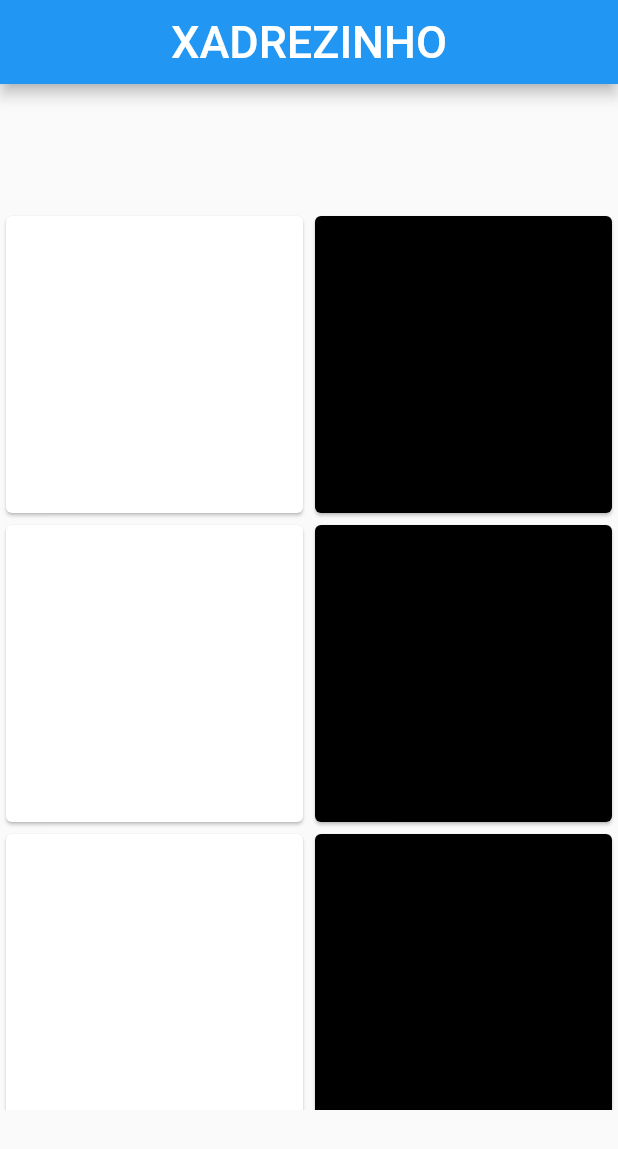
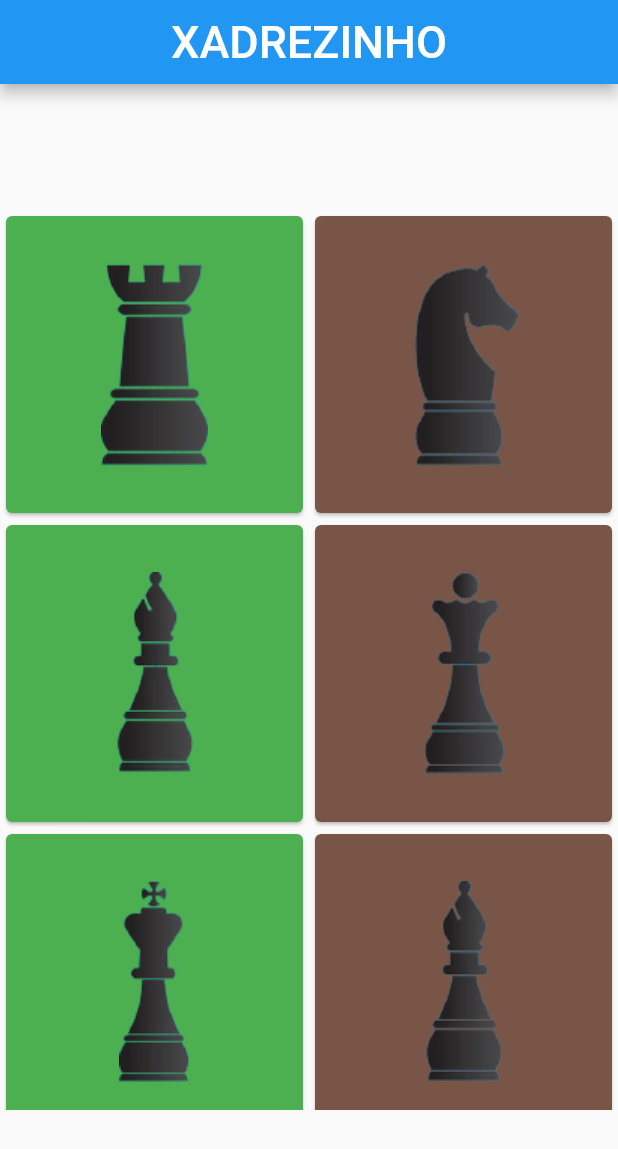
Before and after one commit to DouglasSM747/chess-flutter-windows, a Flutter app: the screen it shows after launch, on a phone screen of 412 x 824 dp. Shown: the top 1149 px of the screen. Run offline on Flutter 3.47's test engine with Material 2 defaults, Android fonts, the phone set to English and light mode, and no system bars; missing offline and left inert: desktop_window.

Commit message:
feat: Add pieces in board

```diff
--- a/lib/main.dart
+++ b/lib/main.dart
@@ -60,10 +60,8 @@ class _MyHomePageState extends State<MyHomePage> {
         TabuleiroPeca tabuleiroPeca = new TabuleiroPeca();
         tabuleiroPeca.lIndex = i;
         tabuleiroPeca.cIndex = j;
-        if (i == 2 && j == 3) {
-          tabuleiroPeca.piece = Image.asset("assets/images/pecas/torre.png");
-        }
-        tabuleiroPeca.color = colorsTabuleiro[i][j];
+        if (colorsTabuleiro[i][j]['piece'] != null) tabuleiroPeca.piece = Image.asset(colorsTabuleiro[i][j]['piece']);
+        tabuleiroPeca.color = colorsTabuleiro[i][j]['color'];
         setState(() {
           listTabuleiroPeca.add(tabuleiroPeca);
         });
--- /dev/null
+++ b/lib/piece.dart
@@ -0,0 +1,7 @@
+class Piece {
+  String image;
+  Piece(String image) {
+    this.image = image;
+  }
+  // static Piece dama = new Piece("")
+}
--- a/lib/tabuleiro.dart
+++ b/lib/tabuleiro.dart
@@ -1,12 +1,84 @@
 import 'package:flutter/material.dart';
 
-final List colorsTabuleiro = [
-  [Colors.white, Colors.black, Colors.white, Colors.black, Colors.white, Colors.black, Colors.white, Colors.black],
-  [Colors.black, Colors.white, Colors.black, Colors.white, Colors.black, Colors.white, Colors.black, Colors.white],
-  [Colors.white, Colors.black, Colors.white, Colors.black, Colors.white, Colors.black, Colors.white, Colors.black],
-  [Colors.black, Colors.white, Colors.black, Colors.white, Colors.black, Colors.white, Colors.black, Colors.white],
-  [Colors.white, Colors.black, Colors.white, Colors.black, Colors.white, Colors.black, Colors.white, Colors.black],
-  [Colors.black, Colors.white, Colors.black, Colors.white, Colors.black, Colors.white, Colors.black, Colors.white],
-  [Colors.white, Colors.black, Colors.white, Colors.black, Colors.white, Colors.black, Colors.white, Colors.black],
-  [Colors.black, Colors.white, Colors.black, Colors.white, Colors.black, Colors.white, Colors.black, Colors.white],
+final List<List<Map>> colorsTabuleiro = [
+  [
+    {"color": Colors.green, "piece": "assets/images/pecas/torreP.png"},
+    {"color": Colors.brown, "piece": "assets/images/pecas/cavaloP.png"},
+    {"color": Colors.green, "piece": "assets/images/pecas/bispoP.png"},
+    {"color": Colors.brown, "piece": "assets/images/pecas/peaoP.png"},
+    {"color": Colors.green, "piece": "assets/images/pecas/reiP.png"},
+    {"color": Colors.brown, "piece": "assets/images/pecas/bispoP.png"},
+    {"color": Colors.green, "piece": "assets/images/pecas/cavaloP.png"},
+    {"color": Colors.brown, "piece": "assets/images/pecas/torreP.png"}
+  ],
+  [
+    {"color": Colors.brown, "piece": "assets/images/pecas/damaP.png"},
+    {"color": Colors.green, "piece": "assets/images/pecas/damaP.png"},
+    {"color": Colors.brown, "piece": "assets/images/pecas/damaP.png"},
+    {"color": Colors.green, "piece": "assets/images/pecas/damaP.png"},
+    {"color": Colors.brown, "piece": "assets/images/pecas/damaP.png"},
+    {"color": Colors.green, "piece": "assets/images/pecas/damaP.png"},
+    {"color": Colors.brown, "piece": "assets/images/pecas/damaP.png"},
+    {"color": Colors.green, "piece": "assets/images/pecas/damaP.png"}
+  ],
+  [
+    {"color": Colors.green, "piece": null},
+    {"color": Colors.brown, "piece": null},
+    {"color": Colors.green, "piece": null},
+    {"color": Colors.brown, "piece": null},
+    {"color": Colors.green, "piece": null},
+    {"color": Colors.brown, "piece": null},
+    {"color": Colors.green, "piece": null},
+    {"color": Colors.brown, "piece": null}
+  ],
+  [
+    {"color": Colors.brown, "piece": null},
+    {"color": Colors.green, "piece": null},
+    {"color": Colors.brown, "piece": null},
+    {"color": Colors.green, "piece": null},
+    {"color": Colors.brown, "piece": null},
+    {"color": Colors.green, "piece": null},
+    {"color": Colors.brown, "piece": null},
+    {"color": Colors.green, "piece": null}
+  ],
+  [
+    {"color": Colors.green, "piece": null},
+    {"color": Colors.brown, "piece": null},
+    {"color": Colors.green, "piece": null},
+    {"color": Colors.brown, "piece": null},
+    {"color": Colors.green, "piece": null},
+    {"color": Colors.brown, "piece": null},
+    {"color": Colors.green, "piece": null},
+    {"color": Colors.brown, "piece": null}
+  ],
+  [
+    {"color": Colors.brown, "piece": null},
+    {"color": Colors.green, "piece": null},
+    {"color": Colors.brown, "piece": null},
+    {"color": Colors.green, "piece": null},
+    {"color": Colors.brown, "piece": null},
+    {"color": Colors.green, "piece": null},
+    {"color": Colors.brown, "piece": null},
+    {"color": Colors.green, "piece": null}
+  ],
+  [
+    {"color": Colors.green, "piece": "assets/images/pecas/damaB.png"},
+    {"color": Colors.brown, "piece": "assets/images/pecas/damaB.png"},
+    {"color": Colors.green, "piece": "assets/images/pecas/damaB.png"},
+    {"color": Colors.brown, "piece": "assets/images/pecas/damaB.png"},
+    {"color": Colors.green, "piece": "assets/images/pecas/damaB.png"},
+    {"color": Colors.brown, "piece": "assets/images/pecas/damaB.png"},
+    {"color": Colors.green, "piece": "assets/images/pecas/damaB.png"},
+    {"color": Colors.brown, "piece": "assets/images/pecas/damaB.png"}
+  ],
+  [
+    {"color": Colors.brown, "piece": "assets/images/pecas/torreB.png"},
+    {"color": Colors.green, "piece": "assets/images/pecas/cavaloB.png"},
+    {"color": Colors.brown, "piece": "assets/images/pecas/bispoB.png"},
+    {"color": Colors.green, "piece": "assets/images/pecas/peaoB.png"},
+    {"color": Colors.brown, "piece": "assets/images/pecas/reiB.png"},
+    {"color": Colors.green, "piece": "assets/images/pecas/bispoB.png"},
+    {"color": Colors.brown, "piece": "assets/images/pecas/cavaloB.png"},
+    {"color": Colors.green, "piece": "assets/images/pecas/torreB.png"}
+  ],
 ];
```
Also changed, not shown: assets/images/pecas/bispoB.png (added), assets/images/pecas/bispoP.png (added), assets/images/pecas/cavaloB.png (added), assets/images/pecas/cavaloP.png (added), assets/images/pecas/damaB.png (added), assets/images/pecas/damaP.png (added), assets/images/pecas/peaoB.png (added), assets/images/pecas/peaoP.png (added), assets/images/pecas/reiB.png (added), assets/images/pecas/reiP.png (added), assets/images/pecas/torre.png (deleted), assets/images/pecas/torreB.png (added), assets/images/pecas/torreP.png (added), assets/images/xadrez.png (deleted), 1 other file.
